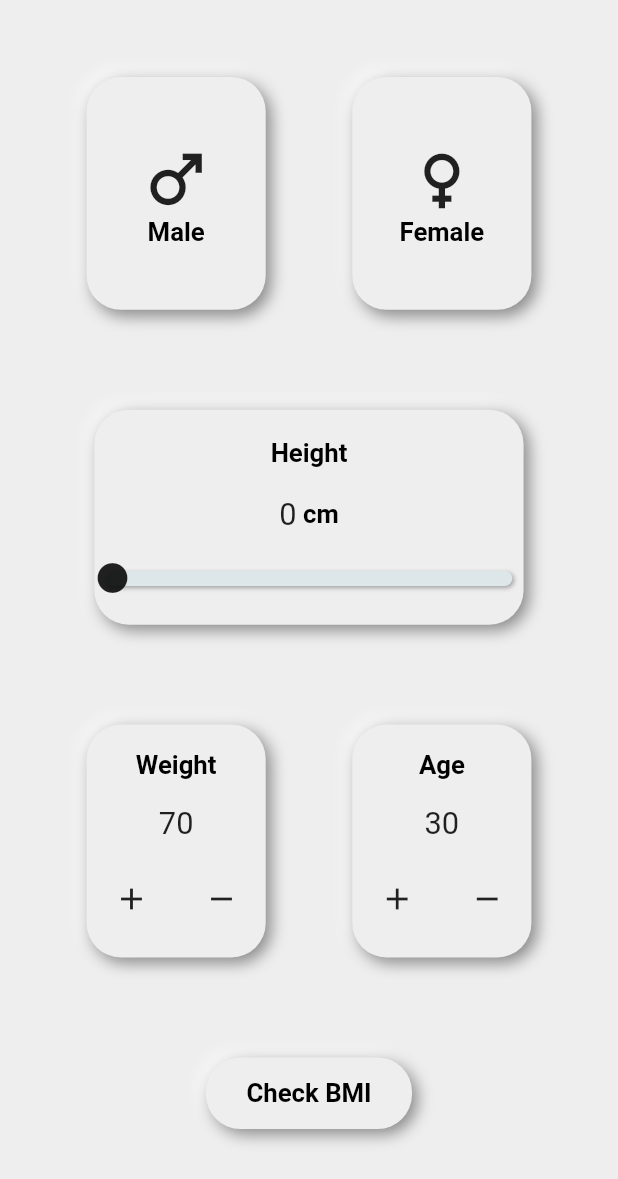
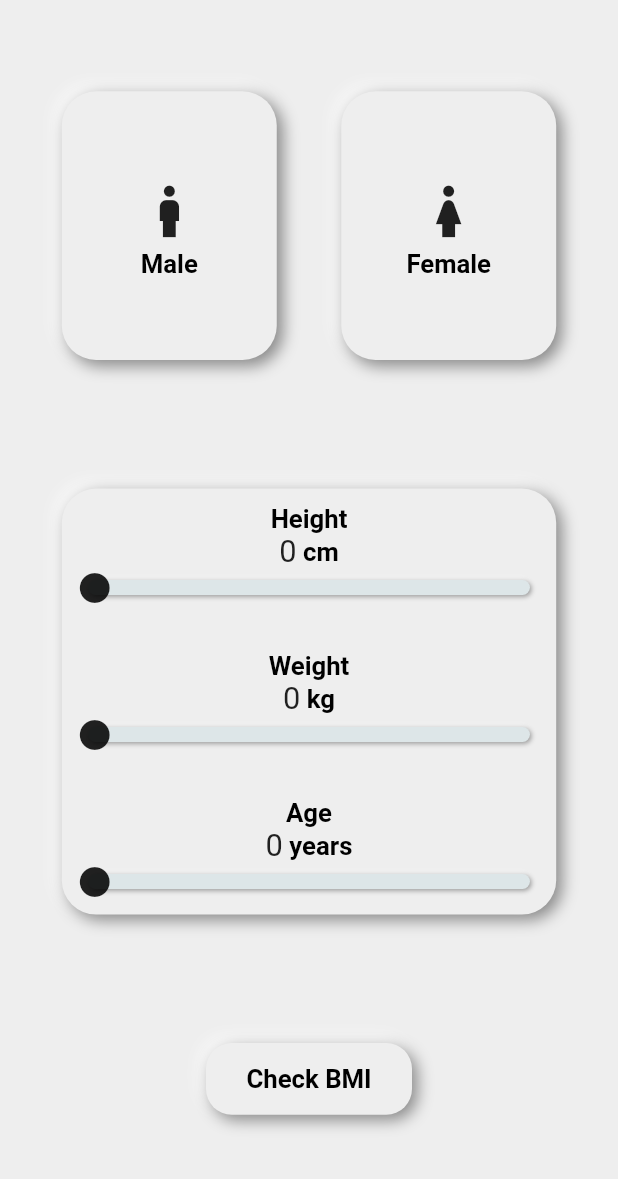
Before and after one commit to yusuf-raza/neumorphic_bmi_calculator, a Flutter app: the screen it shows after launch, on a phone screen of 412 x 824 dp, the part 57-1236 px from its top. Run offline on Flutter 3.47's test engine with Material 2 defaults, Android fonts, the phone set to English and light mode, and no system bars; drawn by our look-alikes of flutter_neumorphic; our stand-ins replace device_preview, flutter_screenutil.

Commit message:
updated new sliders

```diff
--- a/lib/model/bmi_provider.dart
+++ b/lib/model/bmi_provider.dart
@@ -5,9 +5,9 @@ import 'package:flutter_neumorphic/flutter_neumorphic.dart';
 class BmiProvider with ChangeNotifier {
   late bool _isMale;
   late bool _isFemale;
-  late int _weight = 70;
+  late double _weight = 0;
   late double _height = 0;
-  late int _age = 30;
+  late double _age = 0;
   late double _bmi;
 
   bool get isFemale => _isFemale;
@@ -42,6 +42,20 @@ class BmiProvider with ChangeNotifier {
     return _height;
   }
 
+  double setWeight(double value) {
+    _weight = value;
+    //print(_height);
+    notifyListeners();
+    return _weight;
+  }
+
+  double setAge(double value) {
+    _age = value;
+    //print(_height);
+    notifyListeners();
+    return _age;
+  }
+
   void incrementAge() {
     _age++;
     notifyListeners();
@@ -52,7 +66,7 @@ class BmiProvider with ChangeNotifier {
     notifyListeners();
   }
 
-  int get age => _age;
+  double get age => _age;
 
   void incrementWeight() {
     _weight++;
@@ -64,5 +78,5 @@ class BmiProvider with ChangeNotifier {
     notifyListeners();
   }
 
-  int get weight => _weight;
+  double get weight => _weight;
 }
--- a/lib/screens/calculator_screen.dart
+++ b/lib/screens/calculator_screen.dart
@@ -1,13 +1,10 @@
 import 'package:bmi_calculator/styles/my_style.dart';
-import 'package:bmi_calculator/widgets/age_selector.dart';
 import 'package:bmi_calculator/widgets/calculate_bmi_button.dart';
 import 'package:bmi_calculator/widgets/gender_button_female.dart';
 import 'package:bmi_calculator/widgets/gender_button_male.dart';
-import 'package:bmi_calculator/widgets/height_selector.dart';
-import 'package:bmi_calculator/widgets/weight_selector.dart';
+import 'package:bmi_calculator/widgets/age_weight_height_selector.dart';
 import 'package:flutter/material.dart';
 import 'package:flutter_neumorphic/flutter_neumorphic.dart';
-import 'package:flutter_screenutil/flutter_screenutil.dart';
 
 class CalculatorScreen extends StatelessWidget {
   const CalculatorScreen({Key? key}) : super(key: key);
@@ -28,11 +25,14 @@ class CalculatorScreen extends StatelessWidget {
         backgroundColor: Colors.grey.shade200
         ,
       ),
-      body: Column(
+      body: Center(
+        child: SizedBox(
+          width: MediaQuery.of(context).size.width * 0.8,
+          child: Column(
             mainAxisAlignment: MainAxisAlignment.spaceAround,
             children: [
               Row(
-            mainAxisAlignment: MainAxisAlignment.spaceEvenly,
+                mainAxisAlignment: MainAxisAlignment.spaceBetween,
                 children:  [
                   //male gender selection widget
                   GenderButtonMale(),
@@ -40,21 +40,14 @@ class CalculatorScreen extends StatelessWidget {
                   GenderButtonFemale(),
                 ],
               ),
-          //HeightSelectorSlider(),
-          SizedBox(width:250.w,child: const HeightSelector()),
-          Row(
-            mainAxisAlignment: MainAxisAlignment.spaceEvenly,
-            children: const [
-              //weight selector button
-              WeightSelector(),
-              //height selector button
-              AgeSelector()
-            ],
-          ),
+              //AgeWeightHeightSelectorSlider,
+              const SizedBox(child: AgeWeightHeightSliders()),
               //button to calculate BMI
               const CalculateBmiButton()
             ],
           ),
+        ),
+      ),
     );
   }
 }
--- a/lib/styles/my_style.dart
+++ b/lib/styles/my_style.dart
@@ -18,15 +18,23 @@ class MyStyle {
       lightSource: LightSource.topLeft,
       color: Colors.grey.shade200);
 
+  static final neumorphicButtonStyle = NeumorphicStyle(
+      shape: NeumorphicShape.flat,
+      boxShape: NeumorphicBoxShape.roundRect(BorderRadius.circular(15.r)),
+      depth: 7,
+      intensity: .8,
+      lightSource: LightSource.topLeft,
+      color: Colors.grey.shade200);
 
 
-  static final neumorphicButtonStyle = NeumorphicStyle(
+
+  /*static final neumorphicButtonStyle = NeumorphicStyle(
       shape: NeumorphicShape.flat,
       boxShape: const NeumorphicBoxShape.circle(),
       depth: 0,
       intensity: 1,
       lightSource: LightSource.topLeft,
-      color: Colors.grey.shade200);
+      color: Colors.grey.shade200);*/
 
 
 
--- /dev/null
+++ b/lib/widgets/age_weight_height_selector.dart
@@ -0,0 +1,129 @@
+import 'package:bmi_calculator/model/bmi_provider.dart';
+import 'package:bmi_calculator/styles/my_style.dart';
+import 'package:flutter/material.dart';
+import 'package:flutter/services.dart';
+import 'package:flutter_neumorphic/flutter_neumorphic.dart';
+import 'package:flutter_screenutil/flutter_screenutil.dart';
+import 'package:provider/provider.dart';
+
+class AgeWeightHeightSliders extends StatelessWidget {
+  const AgeWeightHeightSliders({Key? key}) : super(key: key);
+
+  @override
+  Widget build(BuildContext context) {
+    BmiProvider bmiProvider = Provider.of<BmiProvider>(context);
+
+    return SizedBox(
+     // height: 120.h,
+      width: 300.w,
+      child: Neumorphic(
+        style: MyStyle.neumorphicBoxStyle,
+        child: Padding(
+          padding: const EdgeInsets.all(10),
+          child: Column(
+            mainAxisAlignment: MainAxisAlignment.spaceEvenly,
+            children: [
+              Text(
+                "Height",
+                style: MyStyle.mediumFontStyle,
+              ),
+              Row(
+                mainAxisAlignment: MainAxisAlignment.center,
+                children: [
+                  Text(bmiProvider.height.toStringAsFixed(0),
+                      style: MyStyle.largeFontStyle),
+                  Text(
+                    " cm",
+                    style: MyStyle.mediumFontStyle,
+                  )
+                ],
+              ),
+              // Text("${bmiProvider.height.toStringAsFixed(0)}",style: MyStyle.largeFontStyle),
+              NeumorphicSlider(
+                  thumb: const Icon(Icons.circle),
+                  height: 10,
+                  style: const SliderStyle(
+                    depth: 2,
+                  ),
+                  min: 0,
+                  max: 200,
+                  value: bmiProvider.height,
+                  onChanged: (value) {
+                    bmiProvider.setHeight(value);
+                    print(value);
+                    //using haptic feedback to compliment the haptic feedback provided by neumorphic package by default
+                    HapticFeedback.selectionClick();
+                  }),
+              const SizedBox(height: 30,),
+
+              Text(
+                "Weight",
+                style: MyStyle.mediumFontStyle,
+              ),
+              Row(
+                mainAxisAlignment: MainAxisAlignment.center,
+                children: [
+                  Text(bmiProvider.weight.toStringAsFixed(0),
+                      style: MyStyle.largeFontStyle),
+                  Text(
+                    " kg",
+                    style: MyStyle.mediumFontStyle,
+                  )
+                ],
+              ),
+              // Text("${bmiProvider.height.toStringAsFixed(0)}",style: MyStyle.largeFontStyle),
+              NeumorphicSlider(
+                  thumb: const Icon(Icons.circle),
+                  height: 10,
+                  style: const SliderStyle(
+                    depth: 2,
+                  ),
+                  min: 0,
+                  max: 200,
+                  value: bmiProvider.weight,
+                  onChanged: (value) {
+                    bmiProvider.setWeight(value);
+                    print(value);
+                    //using haptic feedback to compliment the haptic feedback provided by neumorphic package by default
+                    HapticFeedback.selectionClick();
+                  }),
+              const SizedBox(height: 30,),
+
+              Text(
+                "Age",
+                style: MyStyle.mediumFontStyle,
+              ),
+              Row(
+                mainAxisAlignment: MainAxisAlignment.center,
+                children: [
+                  Text(bmiProvider.age.toStringAsFixed(0),
+                      style: MyStyle.largeFontStyle),
+                  Text(
+                    " years",
+                    style: MyStyle.mediumFontStyle,
+                  )
+                ],
+              ),
+              // Text("${bmiProvider.height.toStringAsFixed(0)}",style: MyStyle.largeFontStyle),
+              NeumorphicSlider(
+                  thumb: const Icon(Icons.circle),
+                  height: 10,
+                  style: const SliderStyle(
+                    depth: 2,
+                  ),
+                  min: 0,
+                  max: 100,
+                  value: bmiProvider.age,
+                  onChanged: (value) {
+                    bmiProvider.setAge(value);
+                    print(value);
+                    //using haptic feedback to compliment the haptic feedback provided by neumorphic package by default
+                    HapticFeedback.selectionClick();
+                  }),
+            ],
+          ),
+        ),
+      ),
+    );
+  }
+}
--- a/lib/widgets/calculate_bmi_button.dart
+++ b/lib/widgets/calculate_bmi_button.dart
@@ -13,7 +13,7 @@ class CalculateBmiButton extends StatelessWidget {
       width: 120.w,
       child: NeumorphicButton(
         onPressed: (){},
-        style: MyStyle.neumorphicBoxStyle,
+        style: MyStyle.neumorphicButtonStyle,
         child:  Center(child: Text("Check BMI",style: MyStyle.mediumFontStyle,)),
       ),
     );
--- a/lib/widgets/gender_button_female.dart
+++ b/lib/widgets/gender_button_female.dart
@@ -17,8 +17,8 @@ class GenderButtonFemale extends StatelessWidget {
     BmiProvider bmiProvider = Provider.of<BmiProvider>(context);
 
     return SizedBox(
-        height: 130.h,
-        width: 100.h,
+        height: 150.h,
+        width: 120.h,
         child: NeumorphicButton(
           onPressed: () {
             isPressed = !isPressed;
@@ -31,11 +31,12 @@ class GenderButtonFemale extends StatelessWidget {
             mainAxisAlignment: MainAxisAlignment.center,
             children: [
               Icon(
-                Icons.female,
+                Icons.girl,
                 size: 45.r,
               ),
               Text(
                 "Female",
+
                 style: MyStyle.mediumFontStyle,
               )
             ],
--- a/lib/widgets/gender_button_male.dart
+++ b/lib/widgets/gender_button_male.dart
@@ -23,8 +23,8 @@ class GenderButtonMale extends StatelessWidget {
 
 
     return SizedBox(
-        height: 130.h,
-        width: 100.h,
+        height: 150.h,
+        width: 120.h,
         child: NeumorphicButton(
           onPressed: () {
             isPressed = !isPressed;
@@ -37,7 +37,7 @@ class GenderButtonMale extends StatelessWidget {
             mainAxisAlignment: MainAxisAlignment.center,
             children: [
               Icon(
-                Icons.male,
+                Icons.boy,
                 size: 45.r,
               ),
               Text(
--- a/lib/widgets/height_selector.dart
+++ /dev/null
@@ -1,60 +0,0 @@
-import 'package:bmi_calculator/model/bmi_provider.dart';
-import 'package:bmi_calculator/styles/my_style.dart';
-import 'package:flutter/material.dart';
-import 'package:flutter/services.dart';
-import 'package:flutter_neumorphic/flutter_neumorphic.dart';
-import 'package:flutter_screenutil/flutter_screenutil.dart';
-import 'package:provider/provider.dart';
-
-class HeightSelector extends StatelessWidget {
-  const HeightSelector({Key? key}) : super(key: key);
-
-  @override
-  Widget build(BuildContext context) {
-    BmiProvider bmiProvider = Provider.of<BmiProvider>(context);
-
-    return SizedBox(
-      height: 120.h,
-      width: 300.w,
-      child: Neumorphic(
-        style: MyStyle.neumorphicBoxStyle,
-        child: Column(
-          mainAxisAlignment: MainAxisAlignment.spaceEvenly,
-          children: [
-            Text(
-              "Height",
-              style: MyStyle.mediumFontStyle,
-            ),
-            Row(
-              mainAxisAlignment: MainAxisAlignment.center,
-              children: [
-                Text(bmiProvider.height.toStringAsFixed(0),
-                    style: MyStyle.largeFontStyle),
-                Text(
-                  " cm",
-                  style: MyStyle.mediumFontStyle,
-                )
-              ],
-            ),
-            // Text("${bmiProvider.height.toStringAsFixed(0)}",style: MyStyle.largeFontStyle),
-            NeumorphicSlider(
-                thumb: const Icon(Icons.circle),
-                height: 10,
-                style: const SliderStyle(
-                  depth: 2,
-                ),
-                min: 0,
-                max: 200,
-                value: bmiProvider.height,
-                onChanged: (value) {
-                  bmiProvider.setHeight(value);
-                  print(value);
-                  //using haptic feedback to compliment the haptic feedback provided by neumorphic package by default
-                  HapticFeedback.selectionClick();
-                }),
-          ],
-        ),
-      ),
-    );
-  }
-}
```
Lines whose indentation alone changed are shown as unchanged.
